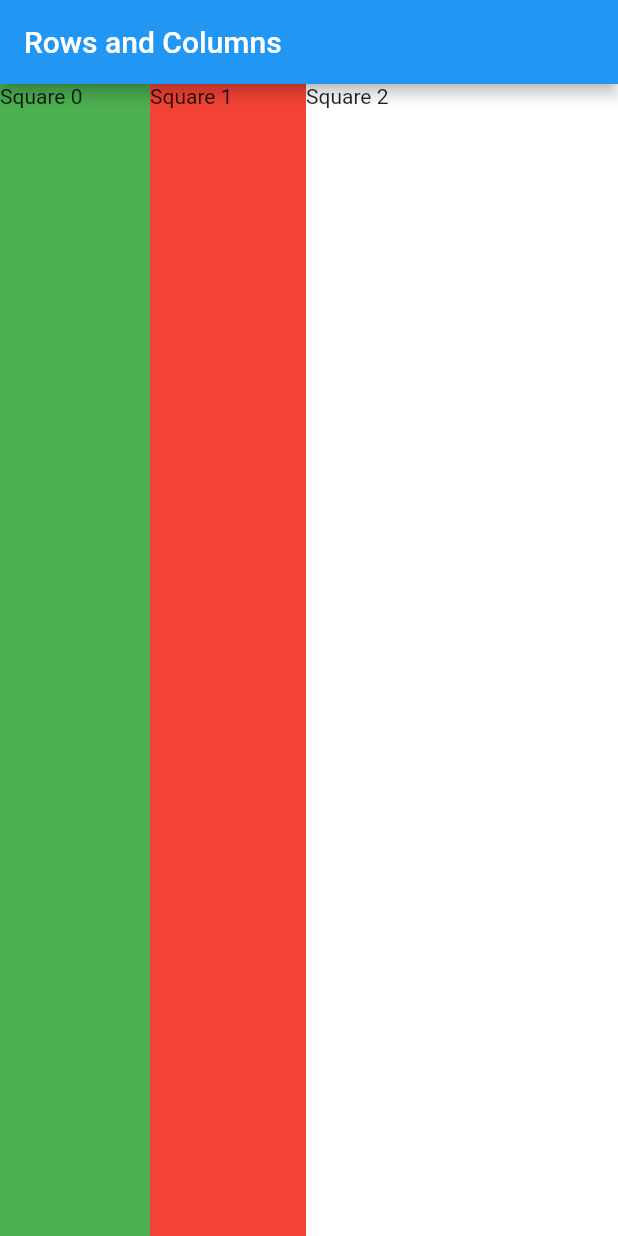
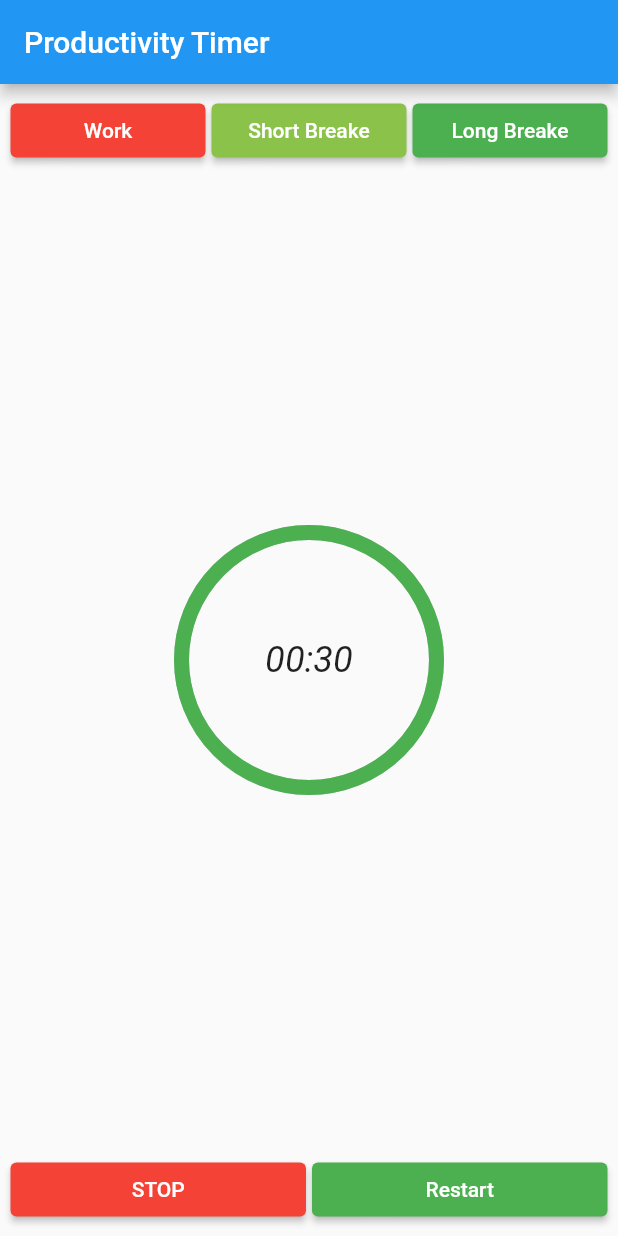
Before and after one commit to Be55am/flutter_examples, a Flutter app: the screen it shows after launch, on a phone screen of 412 x 824 dp. Run offline on Flutter 3.47's test engine with Material 2 defaults, Android fonts, the phone set to English and light mode, and no system bars; drawn by our look-alikes of percent_indicator.

Commit message:
Productivity timer

```diff
--- a/lib/main.dart
+++ b/lib/main.dart
@@ -1,4 +1,7 @@
+import 'dart:async';
+
 import 'package:flutter/material.dart';
+import 'package:percent_indicator/percent_indicator.dart';
 
 void main() => runApp(MyApp());
 
@@ -6,52 +9,190 @@ class MyApp extends StatelessWidget {
   @override
   Widget build(BuildContext context) {
     return MaterialApp(
-      title: 'Rows and Columns',
+      title: 'Productivity Timer',
       home: Scaffold(
-        backgroundColor: Colors.indigo[100],
         appBar: AppBar(
-          title: Text('Rows and Columns'),
+          title: Text('Productivity Timer'),
         ),
-        body: Home(),
+        body: Container(
+          child: AppBody(),
+        ),
       ),
     );
   }
 }
 
-class Home extends StatelessWidget {
-  const Home({Key? key}) : super(key: key);
+class AppBody extends StatefulWidget {
+  const AppBody({Key? key}) : super(key: key);
+
+  @override
+  _AppBodyState createState() => _AppBodyState();
+}
+
+class _AppBodyState extends State<AppBody> {
+  int _start = 30;
+  int _total = 30;
+  String startOrStop = 'STOP';
+  static final oneSec = const Duration(seconds: 1);
+
+  Timer _timer = Timer.periodic(Duration(seconds: 1), (Timer timer) {});
 
   @override
   Widget build(BuildContext context) {
-    final sizeX = MediaQuery.of(context).size.width;
-    final sizeY = MediaQuery.of(context).size.height;
     return Container(
-      width: sizeX,
-      height: sizeY,
-      child: Row(
-        // mainAxisAlignment: MainAxisAlignment.center,
-        crossAxisAlignment: CrossAxisAlignment.stretch,
-        children: createSquares(3),
-      ),
+        margin: EdgeInsets.all(5),
+        child: Column(
+          children: [
+            Flex(
+                mainAxisAlignment: MainAxisAlignment.spaceAround,
+                direction: Axis.horizontal,
+                children: [
+                  Expanded(
+                      child: Padding(
+                          padding: EdgeInsets.all(2),
+                          child: ElevatedButton(
+                            style: ButtonStyle(
+                              backgroundColor:
+                                  MaterialStateProperty.all<Color>(Colors.red),
+                            ),
+                            onPressed: () {
+                              startTimer(1500);
+                            },
+                            child: Text('Work'),
+                          ))),
+                  Expanded(
+                      child: Padding(
+                          padding: EdgeInsets.all(2),
+                          child: ElevatedButton(
+                            style: ButtonStyle(
+                              backgroundColor: MaterialStateProperty.all<Color>(
+                                  Colors.lightGreen),
+                            ),
+                            onPressed: () {
+                              startTimer(300);
+                            },
+                            child: Text('Short Breake'),
+                          ))),
+                  Expanded(
+                      child: Padding(
+                          padding: EdgeInsets.all(2),
+                          child: ElevatedButton(
+                            style: ButtonStyle(
+                              backgroundColor: MaterialStateProperty.all<Color>(
+                                  Colors.green),
+                            ),
+                            onPressed: () {
+                              startTimer(900);
+                            },
+                            child: Text('Long Breake'),
+                          ))),
+                ]),
+            Expanded(
+              child: new CircularPercentIndicator(
+                radius: 180.0,
+                lineWidth: 10.0,
+                percent: _start / _total,
+                center: new Text(
+                  getTimeString(),
+                  style: TextStyle(
+                    fontSize: 24.0,
+                    fontStyle: FontStyle.italic,
+                  ),
+                ),
+                progressColor: Colors.green,
+              ),
+            ),
+            Flex(
+                mainAxisAlignment: MainAxisAlignment.spaceAround,
+                direction: Axis.horizontal,
+                children: [
+                  Expanded(
+                      child: Padding(
+                          padding: EdgeInsets.all(2),
+                          child: ElevatedButton(
+                            style: ButtonStyle(
+                              backgroundColor:
+                                  MaterialStateProperty.all<Color>(Colors.red),
+                            ),
+                            onPressed: () {
+                              stopTimer();
+                            },
+                            child: Text(startOrStop),
+                          ))),
+                  Expanded(
+                      child: Padding(
+                          padding: EdgeInsets.all(2),
+                          child: ElevatedButton(
+                            style: ButtonStyle(
+                              backgroundColor: MaterialStateProperty.all<Color>(
+                                  Colors.green),
+                            ),
+                            onPressed: () {
+                              restartTimer();
+                            },
+                            child: Text('Restart'),
+                          ))),
+                ]),
+          ],
+        ));
+  }
+
+  String getTimeString() {
+    final int hour = _start ~/ 60;
+    final int minutes = _start % 60;
+    return '${hour.toString().padLeft(2, "0")}:${minutes.toString().padLeft(2, "0")}';
+  }
+
+  void stopTimer() {
+    if (_timer.isActive) {
+      setState(() {
+        startOrStop = 'Continue';
+      });
+      _timer.cancel();
+    } else {
+      setState(() {
+        startOrStop = 'STOP';
+      });
+      _timer = new Timer.periodic(
+        oneSec,
+        (Timer timer) {
+          if (_start == 0) {
+            setState(() {
+              timer.cancel();
+            });
+          } else {
+            setState(() {
+              _start--;
+            });
+          }
+        },
+      );
+    }
+  }
+
+  void restartTimer() {
+    startTimer(_total);
+  }
+
+  void startTimer(int start) {
+    setState(() {
+      _start = start;
+      _total = start;
+    });
+    _timer.cancel();
+    _timer = new Timer.periodic(
+      oneSec,
+      (Timer timer) {
+        if (_start == 0) {
+          setState(() {
+            timer.cancel();
+          });
+        } else {
+          setState(() {
+            _start--;
+          });
+        }
+      },
     );
   }
-
-  List<Widget> createSquares(int numSquares) {
-    int i = 0;
-    List colors = [Colors.green, Colors.red, Colors.white];
-    List<Widget> squares = [];
-    while (i < numSquares) {
-      squares.add(Expanded(
-        flex: i,
-          child: Container(
-        width: 100,
-        height: 100,
-        color: colors[i % colors.length],
-        child: Text('Square $i'),
-      )));
-      i++;
-    }
-
-    return squares;
-  }
 }
--- a/pubspec.yaml
+++ b/pubspec.yaml
@@ -1,4 +1,4 @@
-name: my_first_flutter_app
+name: protracker
 description: A new Flutter project.
 
 # The following line prevents the package from being accidentally published to
@@ -36,6 +36,7 @@ dependencies:
   cupertino_icons: ^1.0.2
   #English words library
   english_words: ^4.0.0
+  percent_indicator: ^3.4.0
 
 dev_dependencies:
   flutter_test:
```
Also changed, not shown: pubspec.lock.
